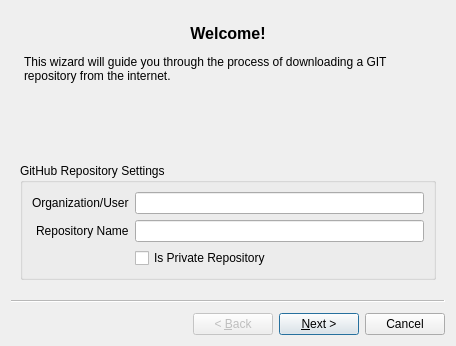
Old version of the form src-qt5/desktop-utils/lumina-fm/gitWizard.ui in the repository lumina-desktop/lumina.
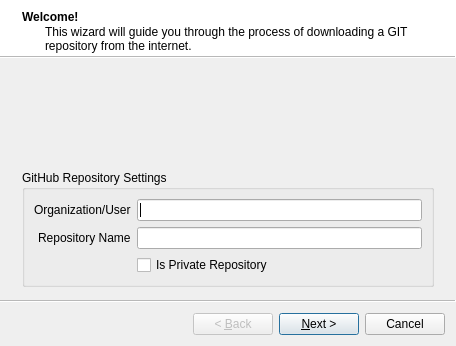
New version of the form.

Commit message: Add in the new Git Cloning Wizard. Now fully finished yet, but almost there.

Patch:
```diff
--- a/src-qt5/desktop-utils/lumina-fm/gitWizard.ui
+++ b/src-qt5/desktop-utils/lumina-fm/gitWizard.ui
@@ -13,32 +13,17 @@
   <property name="windowTitle">
    <string>Clone a Git Repository</string>
   </property>
-  <widget class="QWizardPage" name="wizardPage1">
+  <property name="wizardStyle">
+   <enum>QWizard::ModernStyle</enum>
+  </property>
+  <widget class="QWizardPage" name="page_repo">
+   <property name="title">
+    <string>Welcome!</string>
+   </property>
+   <property name="subTitle">
+    <string>This wizard will guide you through the process of downloading a GIT repository from the internet.</string>
+   </property>
    <layout class="QVBoxLayout" name="verticalLayout">
-    <item>
-     <widget class="QTextEdit" name="textEdit">
-      <property name="styleSheet">
-       <string notr="true">background: transparent;</string>
-      </property>
-      <property name="frameShape">
-       <enum>QFrame::NoFrame</enum>
-      </property>
-      <property name="frameShadow">
-       <enum>QFrame::Plain</enum>
-      </property>
-      <property name="readOnly">
-       <bool>true</bool>
-      </property>
-      <property name="html">
-       <string>&lt;!DOCTYPE HTML PUBLIC &quot;-//W3C//DTD HTML 4.0//EN&quot; &quot;http://www.w3.org/TR/REC-html40/strict.dtd&quot;&gt;
-&lt;html&gt;&lt;head&gt;&lt;meta name=&quot;qrichtext&quot; content=&quot;1&quot; /&gt;&lt;style type=&quot;text/css&quot;&gt;
-p, li { white-space: pre-wrap; }
-&lt;/style&gt;&lt;/head&gt;&lt;body style=&quot; font-family:'Sans Serif'; font-size:9pt; font-weight:400; font-style:normal;&quot;&gt;
-&lt;p align=&quot;center&quot; style=&quot; margin-top:12px; margin-bottom:12px; margin-left:0px; margin-right:0px; -qt-block-indent:0; text-indent:0px;&quot;&gt;&lt;span style=&quot; font-size:12pt; font-weight:600;&quot;&gt;Welcome!&lt;/span&gt;&lt;/p&gt;
-&lt;p style=&quot; margin-top:12px; margin-bottom:12px; margin-left:0px; margin-right:0px; -qt-block-indent:0; text-indent:0px;&quot;&gt;This wizard will guide you through the process of downloading a GIT repository from the internet.&lt;/p&gt;&lt;/body&gt;&lt;/html&gt;</string>
-      </property>
-     </widget>
-    </item>
     <item>
      <spacer name="verticalSpacer">
       <property name="orientation">
```
Left out of the diff: 10 changed lines with no effect on the pictures. The commit also changes 4 other files.
